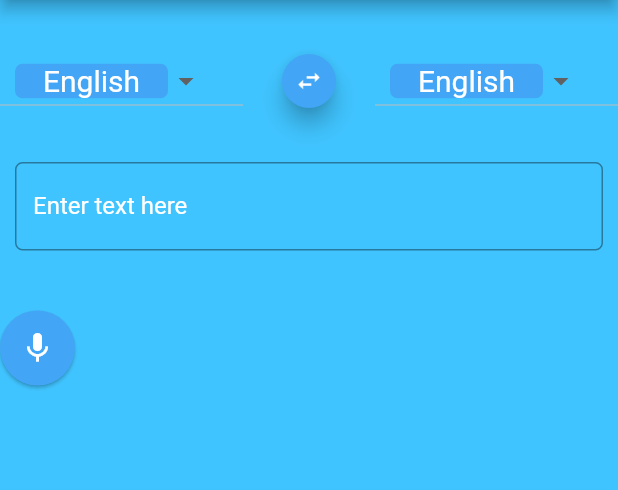
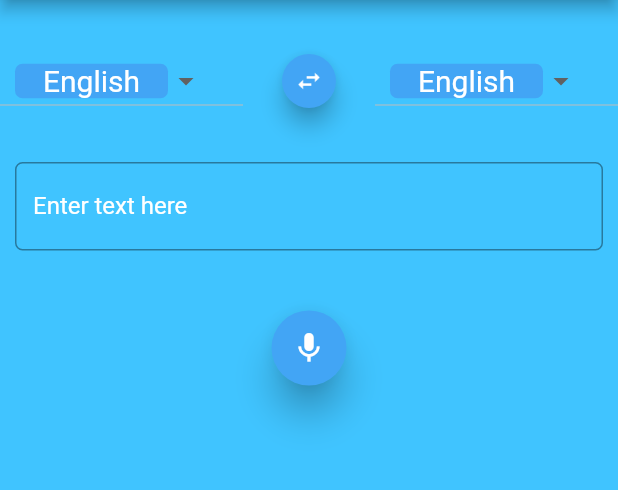
Before and after one commit to rachitplah/TranslationApp, a Flutter app: the screen it shows after launch, on a phone screen of 412 x 824 dp, the part 84-574 px from its top. Run offline on Flutter 3.47's test engine with Material 2 defaults, Android fonts, the phone set to English and light mode, and no system bars.

Commit message:
new edits

```diff
--- a/tp1001/lib/mainScreen.dart
+++ b/tp1001/lib/mainScreen.dart
@@ -35,6 +35,7 @@ class mScreen extends StatelessWidget
               padding: EdgeInsets.only(left:10.0,right:10.0,bottom: 10.0,top:30.0),
               child:
             TextField(
+              style: TextStyle(color: Colors.white),
               onChanged: null,
               decoration: InputDecoration(
                 labelText: 'Enter text here',
@@ -46,6 +47,8 @@ class mScreen extends StatelessWidget
             ),
             ),
             Row(
+              mainAxisSize: MainAxisSize.min,
+              //mainAxisAlignment: MainAxisAlignment.end,
                children: <Widget>[
                  Padding(
                    padding: EdgeInsets.only(top:30),
@@ -55,7 +58,7 @@ class mScreen extends StatelessWidget
                                child: Icon(Icons.mic,color: Colors.white,),
                               color: Colors.blue[400],
                               padding: EdgeInsets.all(0),
-                              elevation: 1.0,
+                              elevation: 10.0,
                               shape: CircleBorder(),
                               onPressed: ()=>micInp(context)
                            ),
```
